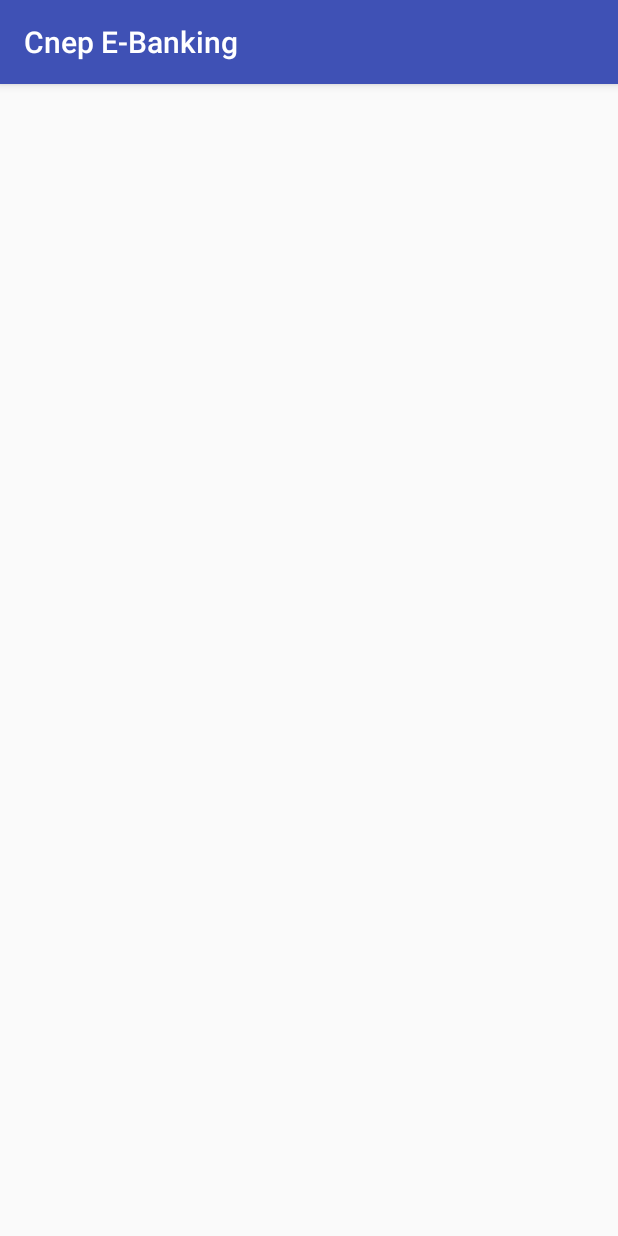
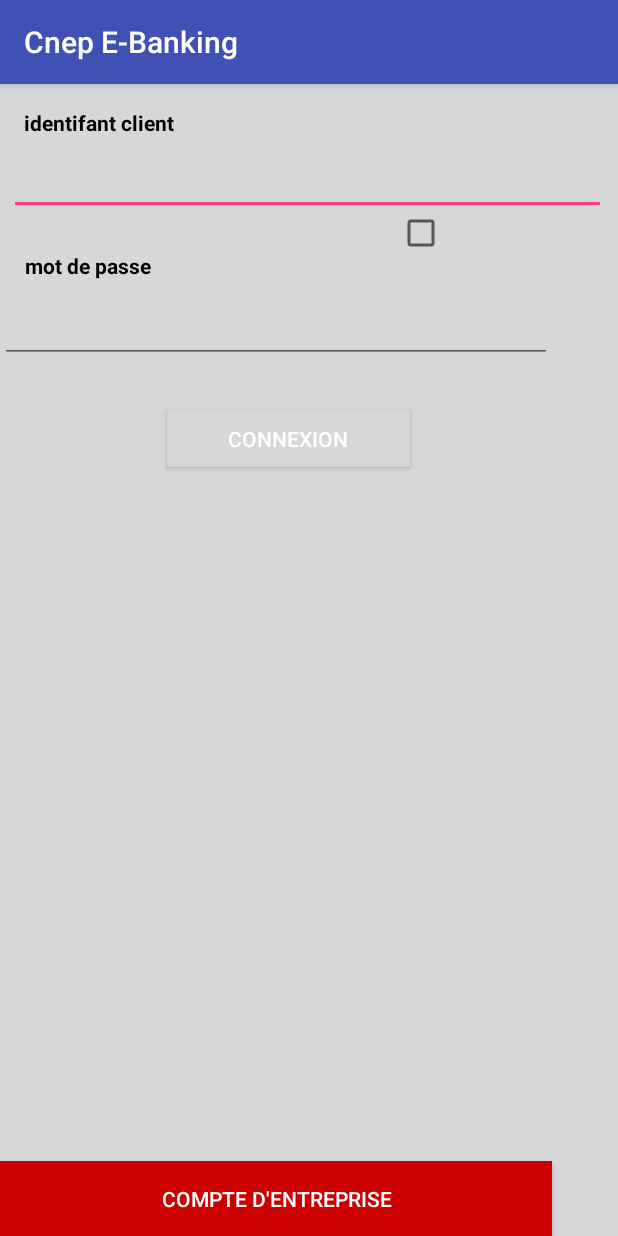
Before and after one commit to aghilesDev/Android-M-Banking, an Android app: the screen it shows after launch (MainActivity), on a phone screen of 412 x 824 dp. Run offline under Robolectric (Android 15) with nearby library versions, the phone set to English and light mode, and no system bars.

Commit message:
je commence le presentation layer!!

```diff
--- /dev/null
+++ b/app/src/main/java/com/example/cnep/cnepe_banking/DomainLayer/Interactor/IloginInteractor.java
@@ -0,0 +1,11 @@
+package com.example.cnep.cnepe_banking.DomainLayer.Interactor;
+
+/**
+ * Created by Aghiles on 2017-03-25.
+ */
+
+public interface IloginInteractor {
+
+    public void loginCase(String identifiantClient,String motDePasse);
+    public  void loginCase(String identifiantClient,String email,String motDePasse);
+}
--- /dev/null
+++ b/app/src/main/java/com/example/cnep/cnepe_banking/DomainLayer/Interactor/LoginInteractor.java
@@ -0,0 +1,34 @@
+package com.example.cnep.cnepe_banking.DomainLayer.Interactor;
+
+import com.example.cnep.cnepe_banking.PresentationLayer.Presenter.ILoginPresenter;
+
+/**
+ * Created by Aghiles on 2017-03-25.
+ */
+
+public class LoginInteractor implements IloginInteractor {
+
+
+    ILoginPresenter presenter;
+
+
+    public LoginInteractor(ILoginPresenter presenter)
+    {
+        this.presenter=presenter;
+    }
+
+    @Override
+    public void loginCase(String identifiantClient, String motDePasse) {
+
+        if(identifiantClient.equals("aghiles")&&motDePasse.equals("12345"))
+            presenter.loginSucced();
+        else
+            presenter.loginFailed();
+
+    }
+
+    @Override
+    public void loginCase(String identifiantClient, String email, String motDePasse) {
+
+    }
+}
--- /dev/null
+++ b/app/src/main/java/com/example/cnep/cnepe_banking/PresentationLayer/Presenter/ILoginPresenter.java
@@ -0,0 +1,13 @@
+package com.example.cnep.cnepe_banking.PresentationLayer.Presenter;
+
+/**
+ * Created by Aghiles on 2017-03-25.
+ */
+
+public interface ILoginPresenter {
+    public void attempToLogin(String identifiantClient,String motDepasse);
+    public void attempToLogin(String identifiantClient,String email,String motDepasse);
+    public void loginFailed();
+    public void loginSucced();
+
+}
--- /dev/null
+++ b/app/src/main/java/com/example/cnep/cnepe_banking/PresentationLayer/Presenter/LoginPresenter.java
@@ -0,0 +1,43 @@
+package com.example.cnep.cnepe_banking.PresentationLayer.Presenter;
+
+import com.example.cnep.cnepe_banking.DomainLayer.Interactor.IloginInteractor;
+import com.example.cnep.cnepe_banking.DomainLayer.Interactor.LoginInteractor;
+import com.example.cnep.cnepe_banking.PresentationLayer.View.IloginView;
+
+/**
+ * Created by Aghiles on 2017-03-25.
+ */
+
+public class LoginPresenter implements ILoginPresenter {
+
+    IloginInteractor interactor;
+    IloginView view;
+
+    public LoginPresenter(IloginView view)
+    {
+        this.view=view;
+        this.interactor=new LoginInteractor(this);
+    }
+
+    @Override
+    public void attempToLogin(String identifiantClient, String motDepasse) {
+
+        System.out.println("hey");
+    interactor.loginCase(identifiantClient,motDepasse);
+    }
+
+    @Override
+    public void attempToLogin(String identifiantClient, String email, String motDepasse) {
+
+    }
+
+    @Override
+    public void loginFailed() {
+        view.loginFail();
+    }
+
+    @Override
+    public void loginSucced() {
+        view.login();
+    }
+}
--- /dev/null
+++ b/app/src/main/java/com/example/cnep/cnepe_banking/PresentationLayer/View/IloginView.java
@@ -0,0 +1,12 @@
+package com.example.cnep.cnepe_banking.PresentationLayer.View;
+
+/**
+ * Created by Aghiles on 2017-03-25.
+ */
+
+public interface IloginView {
+
+    public void tryToLogin();
+    public void login();
+    public void  loginFail();
+}
--- a/app/src/main/java/com/example/cnep/cnepe_banking/PresentationLayer/View/MainActivity.java
+++ b/app/src/main/java/com/example/cnep/cnepe_banking/PresentationLayer/View/MainActivity.java
@@ -2,17 +2,94 @@ package com.example.cnep.cnepe_banking.PresentationLayer.View;
 
 import android.support.v7.app.AppCompatActivity;
 import android.os.Bundle;
+import android.view.View;
+import android.widget.Button;
+import android.widget.CheckBox;
+import android.widget.EditText;
+import android.widget.TextView;
+import android.widget.Toast;
 
 import com.example.cnep.cnepe_banking.DomainLayer.EntityBase;
+import com.example.cnep.cnepe_banking.PresentationLayer.Presenter.ILoginPresenter;
+import com.example.cnep.cnepe_banking.PresentationLayer.Presenter.LoginPresenter;
 import com.example.cnep.cnepe_banking.R;
 import com.example.cnep.cnepe_banking.DataLayer.TestRepository;
 
-public class MainActivity extends AppCompatActivity {
+public class MainActivity extends AppCompatActivity implements IloginView{
+
+
+    ILoginPresenter presenter=new LoginPresenter(this);
+
+    private EditText identifiantClient;
+    private EditText motDePasse;
+    private TextView tEmail;
+    private EditText email;
+    private CheckBox memoriserIdentifiant;
+    private Button bTypeDecompte;
+    private Button bConnexion;
+    private boolean compteEntreprise;
 
     @Override
     protected void onCreate(Bundle savedInstanceState) {
         super.onCreate(savedInstanceState);
-        setContentView(R.layout.activity_main);
-        new TestRepository<EntityBase>();
+        setContentView(R.layout.login_user_physique);
+        this.identifiantClient=(EditText)findViewById(R.id.identifiantClient);
+        this.motDePasse=(EditText)findViewById(R.id.motDePasse);
+        this.email=(EditText)findViewById(R.id.email);
+        this.tEmail= (TextView)findViewById(R.id.TEmail);
+        this.memoriserIdentifiant=(CheckBox) findViewById(R.id.memoriserIdentifiant);
+        this.bTypeDecompte=(Button)findViewById(R.id.BTypeDeCompte);
+        this.compteEntreprise=false;
+        this.bTypeDecompte.setOnClickListener(new View.OnClickListener() {
+            @Override
+            public void onClick(View v) {
+                if(compteEntreprise==false)
+                {
+                    tEmail.setVisibility(View.VISIBLE);
+                    email.setVisibility(View.VISIBLE);
+                    bTypeDecompte.setText("COMPTE INDIVIDUEL");
+                    compteEntreprise=true;
+                }else
+                {
+                    tEmail.setVisibility(View.GONE);
+                    email.setVisibility(View.GONE);
+                    bTypeDecompte.setText("COMPTE D'ENTREPRISE");
+                    compteEntreprise=false;
+                }
+            }
+        });
+
+        bConnexion=(Button)findViewById(R.id.connexion);
+        bConnexion.setOnClickListener(new View.OnClickListener() {
+            @Override
+            public void onClick(View v) {
+                tryToLogin();
+            }
+        });
+
+
+
+
+
+    }
+
+    @Override
+    public void tryToLogin() {
+        //verifier que les champ sont bien remplis
+    if(compteEntreprise)
+        presenter.attempToLogin(identifiantClient.getText().toString(),email.getText().toString(),motDePasse.getText().toString());
+        else
+            presenter.attempToLogin(identifiantClient.getText().toString(),motDePasse.getText().toString());
+    }
+
+    @Override
+    public void login() {
+        Toast.makeText(getApplicationContext(), "login succeed", Toast.LENGTH_SHORT).show();
+
+    }
+
+    @Override
+    public void loginFail() {
+        Toast.makeText(getApplicationContext(), "login failed", Toast.LENGTH_SHORT).show();
     }
 }
--- /dev/null
+++ b/app/src/main/res/layout/login_user_physique.xml
@@ -0,0 +1,158 @@
+<?xml version="1.0" encoding="utf-8"?>
+<android.support.constraint.ConstraintLayout xmlns:android="http://schemas.android.com/apk/res/android"
+    xmlns:app="http://schemas.android.com/apk/res-auto"
+    xmlns:tools="http://schemas.android.com/tools"
+    android:layout_width="match_parent"
+    android:layout_height="match_parent"
+    android:background="?android:attr/colorButtonNormal">
+
+
+    <TextView
+        android:id="@+id/textView"
+        android:layout_width="123dp"
+        android:layout_height="24dp"
+        android:layout_marginEnd="8dp"
+        android:layout_marginLeft="16dp"
+        android:layout_marginRight="8dp"
+        android:layout_marginStart="16dp"
+        android:layout_marginTop="16dp"
+        android:text="identifant client"
+        android:textColor="@android:color/black"
+        android:textStyle="bold"
+        app:layout_constraintHorizontal_bias="0.0"
+        app:layout_constraintLeft_toLeftOf="parent"
+        app:layout_constraintRight_toRightOf="parent"
+        app:layout_constraintTop_toTopOf="parent" />
+
+    <EditText
+        android:id="@+id/identifiantClient"
+        android:layout_width="0dp"
+        android:layout_height="47dp"
+        android:layout_marginEnd="8dp"
+        android:layout_marginLeft="6dp"
+        android:layout_marginRight="8dp"
+        android:layout_marginStart="6dp"
+        android:ems="10"
+        android:inputType="textPersonName"
+        app:layout_constraintHorizontal_bias="1.0"
+        app:layout_constraintLeft_toLeftOf="parent"
+        app:layout_constraintRight_toRightOf="parent"
+        app:layout_constraintTop_toBottomOf="@+id/textView"
+        tools:background="@android:color/white" />
+
+    <EditText
+        android:id="@+id/motDePasse"
+        android:layout_width="368dp"
+        android:layout_height="47dp"
+        android:layout_marginBottom="257dp"
+        android:layout_marginTop="8dp"
+        android:ems="10"
+        android:inputType="numberPassword"
+        app:layout_constraintBottom_toBottomOf="parent"
+        app:layout_constraintTop_toBottomOf="@+id/textView4"
+        app:layout_constraintVertical_bias="0.0"
+        tools:background="@android:color/background_light"
+        tools:layout_editor_absoluteX="8dp" />
+
+    <Button
+        android:id="@+id/connexion"
+        android:layout_width="170dp"
+        android:layout_height="50dp"
+        android:layout_marginEnd="8dp"
+        android:layout_marginLeft="107dp"
+        android:layout_marginRight="8dp"
+        android:layout_marginStart="107dp"
+        android:layout_marginTop="25dp"
+        android:text="Connexion"
+        android:textColor="?attr/colorBackgroundFloating"
+        android:visibility="visible"
+        app:layout_constraintHorizontal_bias="0.0"
+        app:layout_constraintLeft_toLeftOf="parent"
+        app:layout_constraintRight_toRightOf="parent"
+        app:layout_constraintTop_toBottomOf="@+id/motDePasse"
+        tools:background="@android:color/darker_gray" />
+
+    <TextView
+        android:id="@+id/TEmail"
+        android:layout_width="128dp"
+        android:layout_height="22dp"
+        android:layout_marginEnd="8dp"
+        android:layout_marginLeft="8dp"
+        android:layout_marginRight="8dp"
+        android:layout_marginStart="8dp"
+        android:layout_marginTop="35dp"
+        android:text="email d'usager"
+        android:textColor="@android:color/black"
+        android:textStyle="bold"
+        android:visibility="gone"
+        app:layout_constraintHorizontal_bias="0.033"
+        app:layout_constraintLeft_toLeftOf="parent"
+        app:layout_constraintRight_toRightOf="parent"
+        app:layout_constraintTop_toBottomOf="@+id/identifiantClient" />
+
+    <Button
+        android:id="@+id/BTypeDeCompte"
+        android:layout_width="368dp"
+        android:layout_height="50dp"
+        android:background="@android:color/holo_red_dark"
+        android:text="Compte d'entreprise"
+        android:textColor="@android:color/background_light"
+        app:layout_constraintBottom_toBottomOf="parent"
+        tools:layout_editor_absoluteX="8dp" />
+
+    <TextView
+        android:id="@+id/textView4"
+        android:layout_width="wrap_content"
+        android:layout_height="wrap_content"
+        android:layout_marginEnd="8dp"
+        android:layout_marginLeft="8dp"
+        android:layout_marginRight="8dp"
+        android:layout_marginStart="8dp"
+        android:layout_marginTop="24dp"
+        android:text="mot de passe"
+        android:textColor="@android:color/black"
+        android:textStyle="bold"
+        app:layout_constraintHorizontal_bias="0.028"
+        app:layout_constraintLeft_toLeftOf="parent"
+        app:layout_constraintRight_toRightOf="parent"
+        app:layout_constraintTop_toBottomOf="@+id/email" />
+
+    <EditText
+        android:id="@+id/email"
+        android:layout_width="368dp"
+        android:layout_height="wrap_content"
+        android:layout_marginTop="-1dp"
+        android:ems="10"
+        android:inputType="textEmailAddress"
+        android:visibility="gone"
+        app:layout_constraintTop_toBottomOf="@+id/TEmail"
+        tools:layout_editor_absoluteX="8dp" />
+
+    <CheckBox
+        android:id="@+id/memoriserIdentifiant"
+        android:layout_width="28dp"
+        android:layout_height="24dp"
+        android:layout_marginRight="119dp"
+        android:layout_marginTop="0dp"
+        android:textAlignment="center"
+        app:layout_constraintRight_toRightOf="parent"
+        app:layout_constraintTop_toBottomOf="@+id/identifiantClient"
+        android:layout_marginEnd="119dp" />
+
+    <TextView
+        android:id="@+id/textView5"
+        android:layout_width="192dp"
+        android:layout_height="22dp"
+        android:layout_marginLeft="37dp"
+        android:layout_marginRight="8dp"
+        android:layout_marginTop="-243dp"
+        android:text="enregistrer mon identifiant"
+        android:textColor="@android:color/black"
+        app:layout_constraintHorizontal_bias="0.0"
+        app:layout_constraintLeft_toLeftOf="parent"
+        app:layout_constraintRight_toLeftOf="@+id/memoriserIdentifiant"
+        app:layout_constraintTop_toBottomOf="@+id/identifiantClient"
+        android:layout_marginStart="37dp"
+        android:layout_marginEnd="8dp" />
+
+</android.support.constraint.ConstraintLayout>
```
